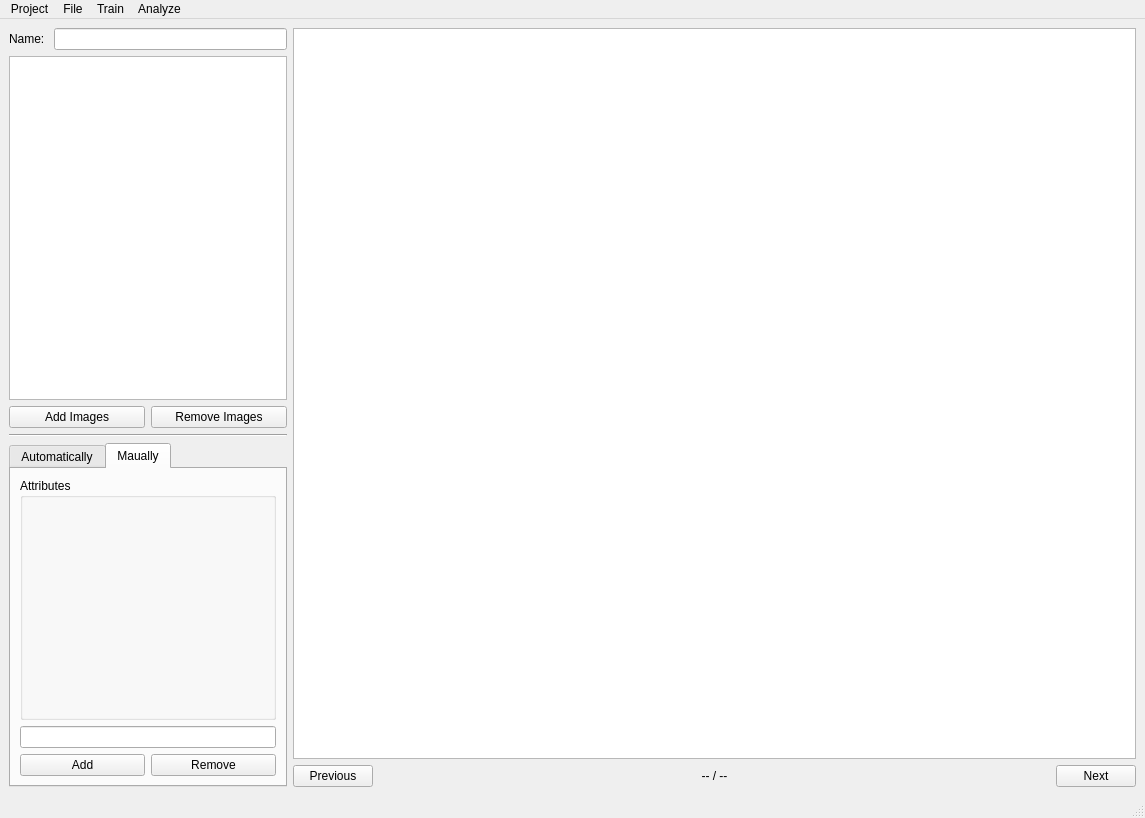
The window that src/view/main_scene.ui (sjdingcn/GUI) describes before a commit, drawn with Qt 5.
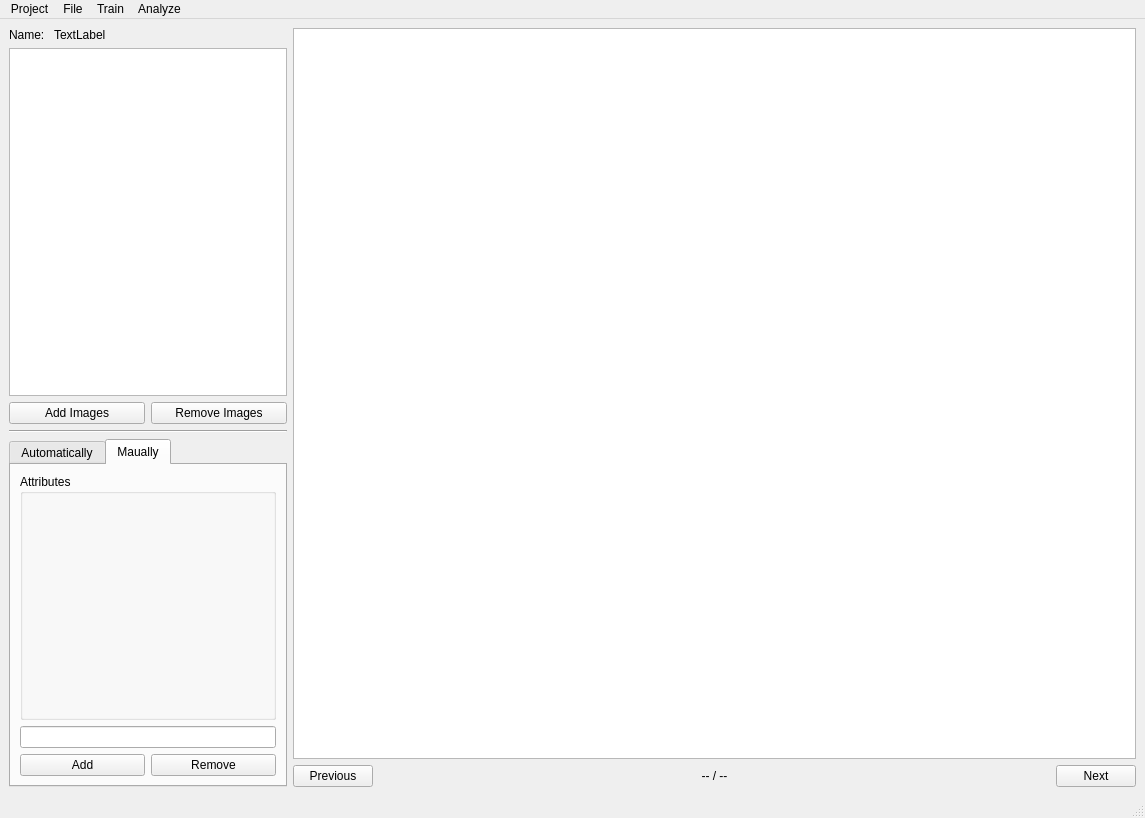
The same window after the commit. The open tabs and pages were chosen to show the change. Icons and pictures are not drawn.

Patch:
```diff
--- a/src/view/main_scene.ui
+++ b/src/view/main_scene.ui
@@ -48,16 +48,6 @@
           <property name="verticalSpacing">
            <number>6</number>
           </property>
-          <item row="0" column="1">
-           <widget class="QLineEdit" name="sdfLineEdit">
-            <property name="sizePolicy">
-             <sizepolicy hsizetype="Preferred" vsizetype="Fixed">
-              <horstretch>0</horstretch>
-              <verstretch>0</verstretch>
-             </sizepolicy>
-            </property>
-           </widget>
-          </item>
           <item row="0" column="0">
            <widget class="QLabel" name="sdfLabel">
             <property name="text">
@@ -65,6 +55,13 @@
             </property>
            </widget>
           </item>
+          <item row="0" column="1">
+           <widget class="QLabel" name="project_name">
+            <property name="text">
+             <string>TextLabel</string>
+            </property>
+           </widget>
+          </item>
          </layout>
         </item>
         <item>
```
Left out of the diff: 28 changed lines with no effect on the pictures.
